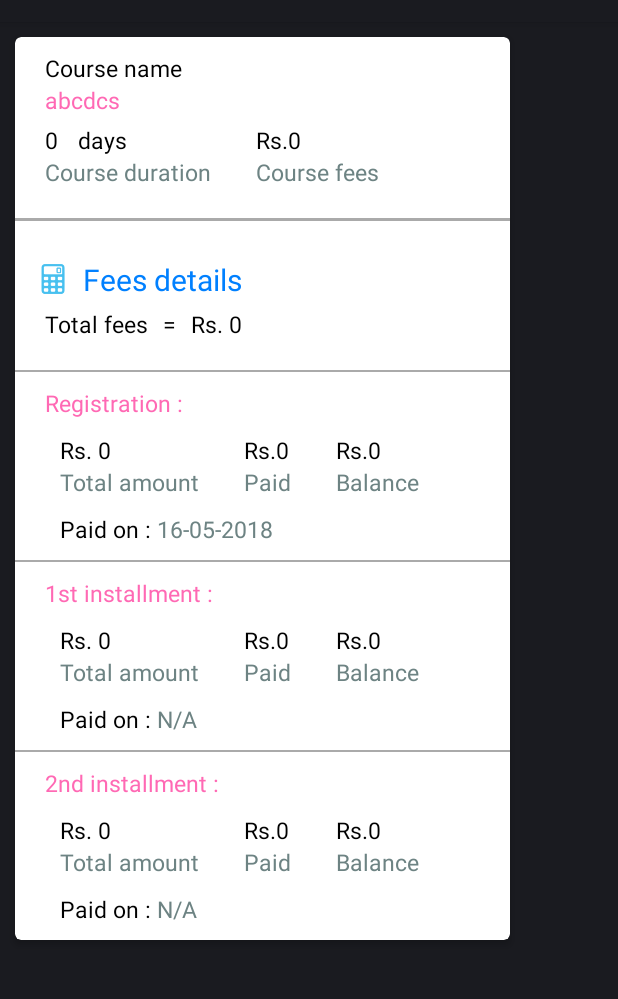
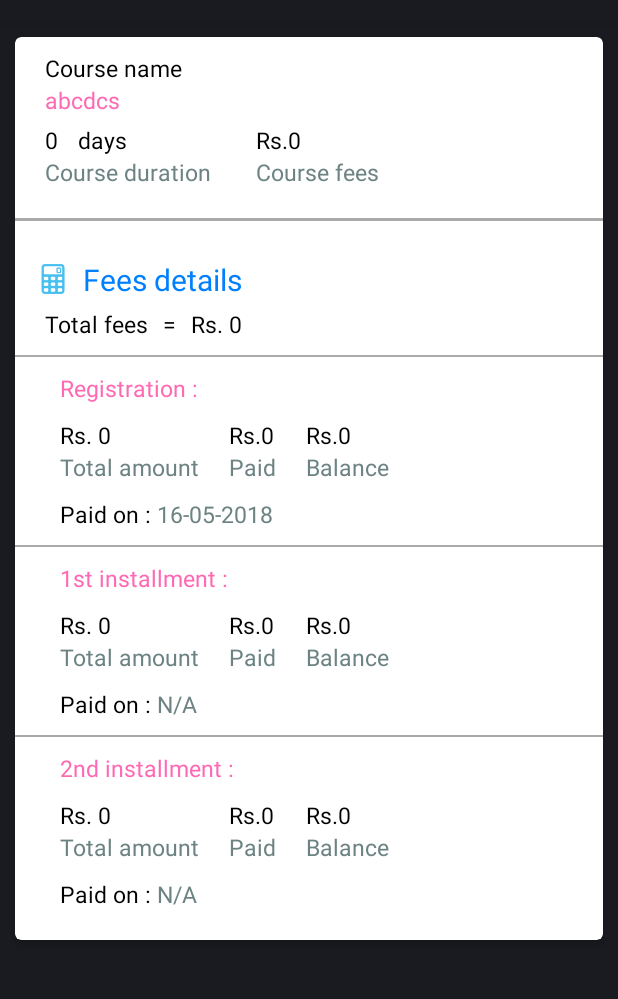
Before and after one commit to pallaviwaghaye/TuitionPlus, an Android app: the layout item_student_course_fees_details.xml on its own in the app's theme, with its tools: preview values and no code run, on a phone screen of 412 x 824 dp, the part 62-1061 px from its top. Run offline under Robolectric (Android 15) with nearby library versions, the phone set to English and light mode, and no system bars.

Commit message:
'complete_project'

```diff
--- a/app/src/main/java/com/webakruti/tuitionplus/models/Student.java
+++ b/app/src/main/java/com/webakruti/tuitionplus/models/Student.java
@@ -70,6 +70,8 @@ public class Student {
         @SerializedName("course")
         @Expose
         private Course course;
+
+
 
         public Integer getId() {
             return id;
--- a/app/src/main/java/com/webakruti/tuitionplus/retrofit/ApiConstants.java
+++ b/app/src/main/java/com/webakruti/tuitionplus/retrofit/ApiConstants.java
@@ -16,5 +16,4 @@ public class ApiConstants {
     public static final String GET_DETAILS_API = "get-details";
 
 
-
 }
--- a/app/src/main/res/layout/activity_login.xml
+++ b/app/src/main/res/layout/activity_login.xml
@@ -171,12 +171,7 @@
                 </LinearLayout>
 
 
-
-
-
-
             </LinearLayout>
-
 
             <Button
                 android:id="@+id/buttonLogin"
--- a/app/src/main/res/layout/fragment_student_details.xml
+++ b/app/src/main/res/layout/fragment_student_details.xml
@@ -84,7 +84,7 @@
                         android:id="@+id/textViewEmailId"
                         android:layout_width="match_parent"
                         android:layout_height="wrap_content"
-                        android:text="pallu@gmail.com"
+                        android:text="abc@gmail.com"
                         android:inputType="textEmailAddress"
                         android:layout_marginLeft="45dp"
                         android:textColor="@color/black"
@@ -179,7 +179,7 @@
                         android:id="@+id/textViewStudentAddress"
                         android:layout_width="wrap_content"
                         android:layout_height="wrap_content"
-                        android:text="Gandhi nagar,Nagpur"
+                        android:text="Madhav nagar,Nagpur"
                         android:layout_marginLeft="46dp"
                         android:textColor="@color/black"
                         android:textSize="15dp"/>
@@ -290,6 +290,7 @@
         </LinearLayout>
 
             <LinearLayout
+                android:id="@+id/linearLayoutRecyclerViewCourse"
                 android:layout_width="fill_parent"
                 android:layout_height="wrap_content"
                 android:orientation="vertical">
@@ -298,6 +299,7 @@
                 <android.support.v7.widget.RecyclerView
                     android:id="@+id/recyclerView2"
                     android:layout_width="match_parent"
+                    android:layout_gravity="center"
                     android:layout_height="wrap_content" />
 
 
--- a/app/src/main/res/layout/item_student_course_fees_details.xml
+++ b/app/src/main/res/layout/item_student_course_fees_details.xml
@@ -2,14 +2,15 @@
 <LinearLayout xmlns:android="http://schemas.android.com/apk/res/android"
     xmlns:app="http://schemas.android.com/apk/res-auto"
     xmlns:tools="http://schemas.android.com/tools"
-    android:layout_width="wrap_content"
+    android:layout_width="fill_parent"
+    android:id="@+id/linearLayout"
     android:layout_height="wrap_content"
     android:orientation="vertical">
 
 
     <android.support.v7.widget.CardView
         android:id="@+id/cardView"
-        android:layout_width="330dp"
+        android:layout_width="match_parent"
         android:layout_height="wrap_content"
         android:layout_margin="10dp"
         app:cardBackgroundColor="@color/white"
@@ -23,7 +24,7 @@
             >
 
         <LinearLayout
-            android:layout_width="330dp"
+            android:layout_width="match_parent"
             android:layout_height="wrap_content"
             android:orientation="vertical">
             <LinearLayout
@@ -257,20 +258,19 @@
             <View
                 android:layout_width="match_parent"
                 android:layout_height="1dp"
-                android:layout_marginTop="10dp"
                 android:background="@android:color/darker_gray"/>
 
             <LinearLayout
+                android:id="@+id/linearLayoutRegistration"
                 android:layout_width="match_parent"
                 android:layout_height="wrap_content"
+                android:layout_margin="10dp"
                 android:orientation="vertical">
                 <LinearLayout
-                    android:id="@+id/linearLayoutRegistration"
                     android:layout_width="match_parent"
                     android:layout_height="wrap_content"
                     android:layout_alignParentRight="true"
                     android:layout_centerVertical="true"
-                    android:layout_marginTop="10dp"
                     android:orientation="horizontal"
                     >
 
@@ -333,7 +333,7 @@
                                 android:layout_width="wrap_content"
                                 android:layout_height="wrap_content"
                                 android:text="Rs. "
-                                android:layout_marginLeft="30dp"
+                                android:layout_marginLeft="20dp"
                                 android:textColor="@color/black"
                                 android:textSize="15sp" />
 
@@ -350,7 +350,7 @@
                             android:layout_width="wrap_content"
                             android:layout_height="wrap_content"
                             android:text="Total amount"
-                            android:layout_marginLeft="30dp"
+                            android:layout_marginLeft="20dp"
                             android:textColor="@color/grey"
                             android:textSize="15dp"/>
 
@@ -376,7 +376,7 @@
                                 android:layout_width="match_parent"
                                 android:layout_height="wrap_content"
                                 android:text="Rs."
-                                android:layout_marginLeft="30dp"
+                                android:layout_marginLeft="20dp"
                                 android:textColor="@color/black"
                                 android:textSize="15sp" />
 
@@ -392,7 +392,7 @@
                             android:layout_width="wrap_content"
                             android:layout_height="wrap_content"
                             android:text="Paid"
-                            android:layout_marginLeft="30dp"
+                            android:layout_marginLeft="20dp"
                             android:textColor="@color/grey"
                             android:textSize="15dp"/>
 
@@ -417,7 +417,7 @@
                                 android:layout_width="match_parent"
                                 android:layout_height="wrap_content"
                                 android:text="Rs."
-                                android:layout_marginLeft="30dp"
+                                android:layout_marginLeft="20dp"
                                 android:textColor="@color/black"
                                 android:textSize="15sp" />
 
@@ -433,7 +433,7 @@
                             android:layout_width="wrap_content"
                             android:layout_height="wrap_content"
                             android:text="Balance"
-                            android:layout_marginLeft="30dp"
+                            android:layout_marginLeft="20dp"
                             android:textColor="@color/grey"
                             android:textSize="15dp"/>
 
@@ -463,7 +463,7 @@
                             android:layout_width="wrap_content"
                             android:layout_height="wrap_content"
                             android:text="Paid on : "
-                            android:layout_marginLeft="30dp"
+                            android:layout_marginLeft="20dp"
                             android:textColor="@color/black"
                             android:textSize="15sp" />
 
@@ -478,17 +478,18 @@
                     </LinearLayout>
 
                 </LinearLayout>
+            </LinearLayout>
                 <View
+                    android:id="@+id/view1stInstallment"
                     android:layout_width="match_parent"
                     android:layout_height="1dp"
-                    android:layout_marginTop="10dp"
                     android:background="@android:color/darker_gray"/>
 
                 <LinearLayout
                     android:id="@+id/linearLayoutFirstInstallmentAmount"
                     android:layout_width="wrap_content"
                     android:layout_height="wrap_content"
-                    android:layout_marginTop="10dp"
+                    android:layout_margin="10dp"
                     android:orientation="vertical">
                     <LinearLayout
                         android:layout_width="wrap_content"
@@ -552,7 +553,7 @@
                                     android:layout_width="wrap_content"
                                     android:layout_height="wrap_content"
                                     android:text="Rs. "
-                                    android:layout_marginLeft="30dp"
+                                    android:layout_marginLeft="20dp"
                                     android:textColor="@color/black"
                                     android:textSize="15sp" />
 
@@ -569,7 +570,7 @@
                                 android:layout_width="wrap_content"
                                 android:layout_height="wrap_content"
                                 android:text="Total amount"
-                                android:layout_marginLeft="30dp"
+                                android:layout_marginLeft="20dp"
                                 android:textColor="@color/grey"
                                 android:textSize="15dp"/>
 
@@ -595,7 +596,7 @@
                                     android:layout_width="match_parent"
                                     android:layout_height="wrap_content"
                                     android:text="Rs."
-                                    android:layout_marginLeft="30dp"
+                                    android:layout_marginLeft="20dp"
                                     android:textColor="@color/black"
                                     android:textSize="15sp" />
 
@@ -611,7 +612,7 @@
                                 android:layout_width="wrap_content"
                                 android:layout_height="wrap_content"
                                 android:text="Paid"
-                                android:layout_marginLeft="30dp"
+                                android:layout_marginLeft="20dp"
                                 android:textColor="@color/grey"
                                 android:textSize="15dp"/>
 
@@ -636,7 +637,7 @@
                                     android:layout_width="match_parent"
                                     android:layout_height="wrap_content"
                                     android:text="Rs."
-                                    android:layout_marginLeft="30dp"
+                                    android:layout_marginLeft="20dp"
                                     android:textColor="@color/black"
                                     android:textSize="15sp" />
 
@@ -652,7 +653,7 @@
                                 android:layout_width="wrap_content"
                                 android:layout_height="wrap_content"
                                 android:text="Balance"
-                                android:layout_marginLeft="30dp"
+                                android:layout_marginLeft="20dp"
                                 android:textColor="@color/grey"
                                 android:textSize="15dp"/>
 
@@ -674,7 +675,7 @@
                             android:layout_width="wrap_content"
                             android:layout_height="wrap_content"
                             android:text="Paid on : "
-                            android:layout_marginLeft="30dp"
+                            android:layout_marginLeft="20dp"
                             android:textColor="@color/black"
                             android:textSize="15sp" />
 
@@ -690,15 +691,15 @@
 
                 </LinearLayout>
                 <View
+                    android:id="@+id/view2ndInstallment"
                     android:layout_width="match_parent"
                     android:layout_height="1dp"
-                    android:layout_marginTop="10dp"
                     android:background="@android:color/darker_gray"/>
                 <LinearLayout
                     android:id="@+id/linearLayoutSecondInstallment"
                     android:layout_width="wrap_content"
                     android:layout_height="wrap_content"
-                    android:layout_marginTop="10dp"
+                    android:layout_margin="10dp"
                     android:orientation="vertical">
                     <LinearLayout
                         android:layout_width="wrap_content"
@@ -763,7 +764,7 @@
                                     android:layout_width="wrap_content"
                                     android:layout_height="wrap_content"
                                     android:text="Rs. "
-                                    android:layout_marginLeft="30dp"
+                                    android:layout_marginLeft="20dp"
                                     android:textColor="@color/black"
                                     android:textSize="15sp" />
 
@@ -780,7 +781,7 @@
                                 android:layout_width="wrap_content"
                                 android:layout_height="wrap_content"
                                 android:text="Total amount"
-                                android:layout_marginLeft="30dp"
+                                android:layout_marginLeft="20dp"
                                 android:textColor="@color/grey"
                                 android:textSize="15dp"/>
 
@@ -806,7 +807,7 @@
                                     android:layout_width="match_parent"
                                     android:layout_height="wrap_content"
                                     android:text="Rs."
-                                    android:layout_marginLeft="30dp"
+                                    android:layout_marginLeft="20dp"
                                     android:textColor="@color/black"
                                     android:textSize="15sp" />
 
@@ -822,7 +823,7 @@
                                 android:layout_width="wrap_content"
                                 android:layout_height="wrap_content"
                                 android:text="Paid"
-                                android:layout_marginLeft="30dp"
+                                android:layout_marginLeft="20dp"
                                 android:textColor="@color/grey"
                                 android:textSize="15dp"/>
 
@@ -846,7 +847,7 @@
                                 <TextView
                                     android:layout_width="match_parent"
                                     android:layout_height="wrap_content"
-                                    android:layout_marginLeft="30dp"
+                                    android:layout_marginLeft="20dp"
                                     android:text="Rs."
                                     android:textColor="@color/black"
                                     android:textSize="15sp" />
@@ -863,7 +864,7 @@
                                 android:layout_width="wrap_content"
                                 android:layout_height="wrap_content"
                                 android:text="Balance"
-                                android:layout_marginLeft="30dp"
+                                android:layout_marginLeft="20dp"
                                 android:textColor="@color/grey"
                                 android:textSize="15dp"/>
 
@@ -885,7 +886,7 @@
                             android:layout_width="wrap_content"
                             android:layout_height="wrap_content"
                             android:text="Paid on : "
-                            android:layout_marginLeft="30dp"
+                            android:layout_marginLeft="20dp"
                             android:textColor="@color/black"
                             android:textSize="15sp" />
 
@@ -899,7 +900,6 @@
                     </LinearLayout>
 
                 </LinearLayout>
-            </LinearLayout>
 
         </LinearLayout>
         </ScrollView>
```
Also changed, not shown: app/src/main/java/com/webakruti/tuitionplus/adapters/StudentCourseAdapter.java (+95 -3 lines), app/src/main/java/com/webakruti/tuitionplus/fragment/StudentDetailsFragment.java (+14 -1 lines).
